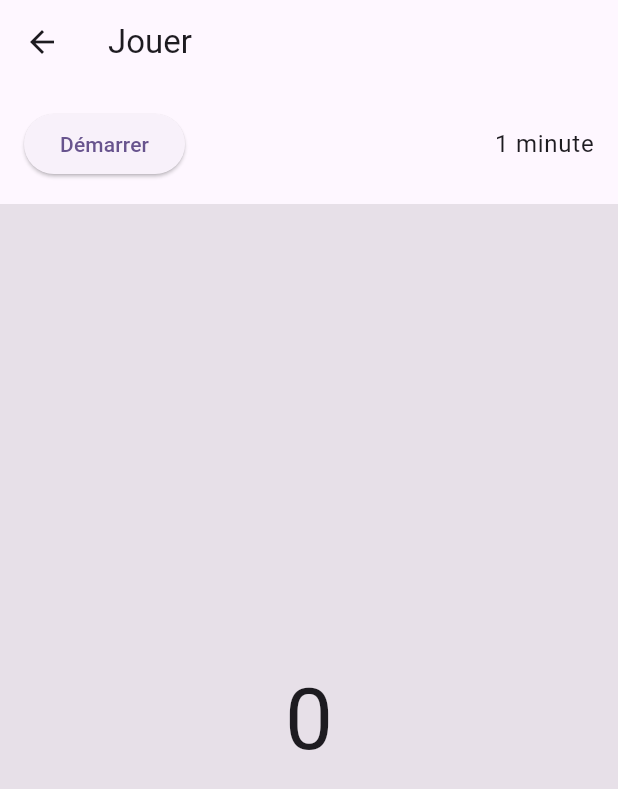
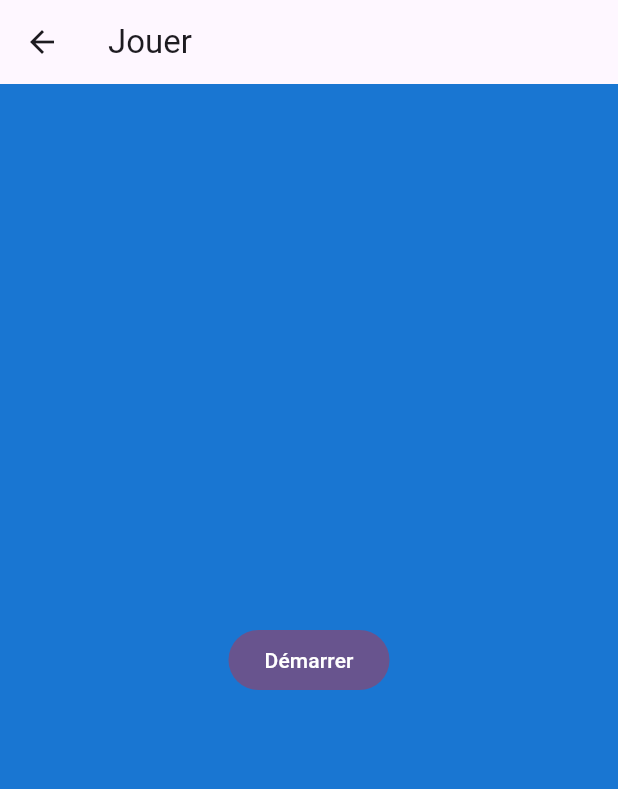
Before and after one commit to kolok/tap_tap_tap, a Flutter app: the screen it shows after launch, after a tap on "Jouer", on a phone screen of 412 x 824 dp. Shown: the top 789 px of the screen. Run offline on Flutter 3.47's test engine with Material 3 defaults, Android fonts, the phone set to English and light mode, and no system bars.

Commit message:
amélioration de l'écran de jeu

```diff
--- a/lib/screens/play_screen.dart
+++ b/lib/screens/play_screen.dart
@@ -17,6 +17,11 @@ class PlayScreen extends StatefulWidget {
 }
 
 class _PlayScreenState extends State<PlayScreen> {
+  static const Color _idleBackground = Color(0xFF1976D2);
+  static const Color _gameBackground = Color(0xFF1565C0);
+  static const Color _dangerBackground = Color(0xFFC62828);
+  static const Color _endBackground = Color(0xFF2E7D32);
+
   int _tapCount = 0;
   int? _countdownValue;
   bool _canTap = false;
@@ -26,7 +31,7 @@ class _PlayScreenState extends State<PlayScreen> {
   bool _gameOver = false;
   late Duration _gameDuration;
 
-  bool get _isCountingDown => _countdownTimer != null;
+  bool get _isCountingDown => _countdownValue != null;
   bool get _isGameRunning => _canTap && !_gameOver;
 
   String get _remainingLabel {
@@ -53,7 +58,7 @@ class _PlayScreenState extends State<PlayScreen> {
   }
 
   void _startCountdown() {
-    if (_isCountingDown) return;
+    if (_isCountingDown || _isGameRunning) return;
     _resetGameState();
 
     setState(() {
@@ -72,27 +77,19 @@ class _PlayScreenState extends State<PlayScreen> {
         return;
       }
 
-      if (_countdownValue! > 0) {
       final nextValue = _countdownValue! - 1;
       setState(() {
+        if (nextValue <= 0) {
+          _countdownValue = null;
+          _startGame();
+        } else {
           _countdownValue = nextValue;
-          if (nextValue == 0) {
-            _startGame();
         }
       });
 
-        if (nextValue == 0) {
+      if (nextValue <= 0) {
         timer.cancel();
         _countdownTimer = null;
-          Future.delayed(const Duration(seconds: 1), () {
-            if (!mounted) return;
-            if (_countdownValue == 0) {
-              setState(() {
-                _countdownValue = null;
-              });
-            }
-          });
-        }
       }
     });
   }
@@ -150,70 +147,49 @@ class _PlayScreenState extends State<PlayScreen> {
   @override
   Widget build(BuildContext context) {
     final theme = Theme.of(context);
-    final backgroundColor = _canTap
-        ? theme.colorScheme.primaryContainer
-        : theme.colorScheme.surfaceContainerHighest;
-    final textColor = _canTap
-        ? theme.colorScheme.onPrimaryContainer
-        : theme.colorScheme.onSurface;
+    final backgroundColor = _computeBackgroundColor();
 
     return Scaffold(
       appBar: AppBar(
         title: const Text('Jouer'),
       ),
       body: SafeArea(
-        child: Column(
+        child: GestureDetector(
+          key: const ValueKey('play-area'),
+          behavior: HitTestBehavior.opaque,
+          onTap: _canTap ? _incrementCounter : null,
+          child: AnimatedContainer(
+            duration: const Duration(milliseconds: 300),
+            color: backgroundColor,
+            child: Stack(
               children: [
-            Padding(
-              padding: const EdgeInsets.all(16),
-              child: Row(
-                mainAxisAlignment: MainAxisAlignment.spaceBetween,
-                children: [
-                  ElevatedButton(
-                    onPressed: _isCountingDown ? null : _startCountdown,
+                Center(
+                  child: AnimatedSwitcher(
+                    duration: const Duration(milliseconds: 250),
+                    child: _buildCentralContent(theme),
+                  ),
+                ),
+                if (_gameOver)
+                  Align(
+                    alignment: Alignment.bottomCenter,
+                    child: Padding(
+                      padding: const EdgeInsets.all(24),
+                      child: FilledButton(
+                        onPressed: _startCountdown,
+                        child: const Text('Rejouer'),
+                      ),
+                    ),
+                  ),
+                if (!_isCountingDown && !_isGameRunning && !_gameOver)
+                  Center(
+                    child: FilledButton(
+                      onPressed: _startCountdown,
                       child: const Text('Démarrer'),
                     ),
-              Text(
-                _durationLabel(_gameDuration),
-                style: theme.textTheme.bodyLarge,
-              ),
-                  if (_countdownValue != null && _countdownValue! > 0)
-                    Text(
-                      '${_countdownValue!}',
-                      style: theme.textTheme.headlineMedium,
-                    ),
-                  if (_elapsed > Duration.zero || _isGameRunning)
-                    Text(
-                      _remainingLabel,
-                      style: theme.textTheme.titleLarge,
                   ),
               ],
             ),
           ),
-            Expanded(
-              child: GestureDetector(
-                behavior: HitTestBehavior.opaque,
-                onTap: _canTap ? _incrementCounter : null,
-                child: DecoratedBox(
-                  decoration: BoxDecoration(
-                    color: backgroundColor,
-                  ),
-                  child: Center(
-                    child: Text(
-                      '$_tapCount',
-                      style: theme.textTheme.displayLarge?.copyWith(
-                            color: textColor,
-                          ) ??
-                          TextStyle(
-                            fontSize: 96,
-                            color: textColor,
-                          ),
-                    ),
-                  ),
-                ),
-              ),
-            ),
-          ],
         ),
       ),
     );
@@ -233,16 +209,74 @@ class _PlayScreenState extends State<PlayScreen> {
     });
   }
 
-  String _durationLabel(Duration duration) {
-    final minutes = duration.inMinutes;
-    final seconds = duration.inSeconds % 60;
-    if (minutes > 0) {
-      final minutePart = minutes > 1 ? '$minutes minutes' : '$minutes minute';
-      if (seconds == 0) {
-        return minutePart;
+  Widget _buildCentralContent(ThemeData theme) {
+    final textTheme = theme.textTheme;
+
+    if (_isCountingDown && _countdownValue != null) {
+      return Text(
+        '${_countdownValue!}',
+        key: const ValueKey('countdown'),
+        style: textTheme.displayLarge?.copyWith(color: Colors.white) ??
+            const TextStyle(
+              fontSize: 96,
+              color: Colors.white,
+            ),
+      );
     }
-      return '$minutePart ${seconds.toString().padLeft(2, '0')} s';
+
+    if (_isGameRunning || _gameOver) {
+      return Column(
+        key: const ValueKey('game-stats'),
+        mainAxisSize: MainAxisSize.min,
+        children: [
+          Text(
+            '$_tapCount',
+            key: const ValueKey('tap-counter'),
+            style: textTheme.displayLarge?.copyWith(color: Colors.white) ??
+                const TextStyle(
+                  fontSize: 96,
+                  color: Colors.white,
+                ),
+          ),
+          const SizedBox(height: 12),
+          Text(
+            _remainingLabel,
+            key: const ValueKey('remaining-time'),
+            style: textTheme.headlineMedium?.copyWith(color: Colors.white70) ??
+                const TextStyle(
+                  fontSize: 32,
+                  color: Colors.white70,
+                ),
+          ),
+        ],
+      );
     }
-    return '${duration.inSeconds} s';
+
+    return const SizedBox(
+      key: ValueKey('idle'),
+    );
+  }
+
+  Color _computeBackgroundColor() {
+    if (_gameOver) {
+      return _endBackground;
+    }
+
+    if (_isGameRunning) {
+      final remaining = _gameDuration - _elapsed;
+      if (remaining <= Duration.zero) {
+        return _endBackground;
+      }
+
+      if (remaining <= const Duration(seconds: 3)) {
+        final ratio =
+            1 - (remaining.inMilliseconds.clamp(0, 3000) / 3000.0);
+        return Color.lerp(_gameBackground, _dangerBackground, ratio)!;
+      }
+
+      return _gameBackground;
+    }
+
+    return _idleBackground;
   }
 }
--- a/pubspec.yaml
+++ b/pubspec.yaml
@@ -1,5 +1,5 @@
 name: tap_tap_tap
-description: "A new Flutter project."
+description: "Tap Tap Tap is a game where you have to tap the screen as fast as you can."
 # The following line prevents the package from being accidentally published to
 # pub.dev using `flutter pub publish`. This is preferred for private packages.
 publish_to: 'none' # Remove this line if you wish to publish to pub.dev
```
Also changed, not shown: 3 other files. Lines whose indentation alone changed are shown as unchanged.
